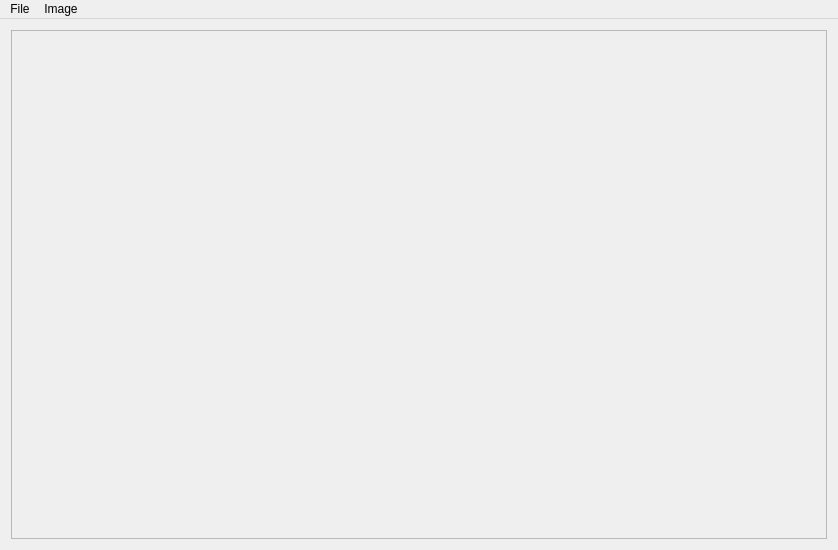
The window that gui/ui/mainwindow.ui (IsmailSamirIbrahim/Immagine) describes before a commit, drawn with Qt 5.
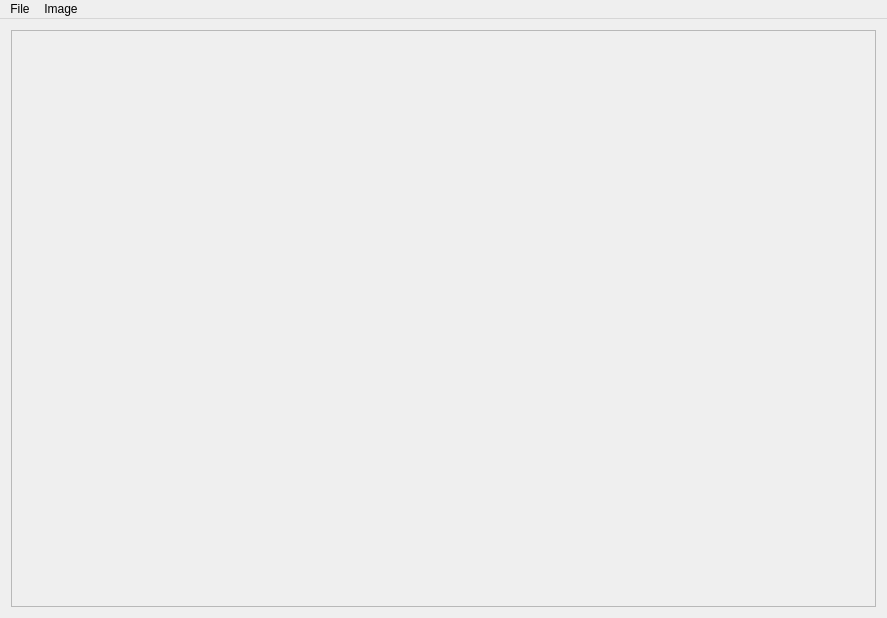
The same window after the commit. Icons and pictures are not drawn.

Commit message: develop: ui enhancement

What changed in the file:
```diff
--- a/gui/ui/mainwindow.ui
+++ b/gui/ui/mainwindow.ui
@@ -6,10 +6,16 @@
    <rect>
     <x>0</x>
     <y>0</y>
-    <width>838</width>
-    <height>550</height>
+    <width>887</width>
+    <height>618</height>
    </rect>
   </property>
+  <property name="sizePolicy">
+   <sizepolicy hsizetype="Ignored" vsizetype="Ignored">
+    <horstretch>0</horstretch>
+    <verstretch>0</verstretch>
+   </sizepolicy>
+  </property>
   <property name="windowTitle">
    <string>MainWindow</string>
   </property>
@@ -31,70 +37,33 @@
         <rect>
          <x>0</x>
          <y>0</y>
-         <width>818</width>
-         <height>509</height>
+         <width>867</width>
+         <height>577</height>
         </rect>
        </property>
        <layout class="QGridLayout" name="gridLayout_2">
-        <item row="0" column="1">
-         <spacer name="verticalSpacer">
-          <property name="orientation">
-           <enum>Qt::Vertical</enum>
-          </property>
-          <property name="sizeHint" stdset="0">
-           <size>
-            <width>20</width>
-            <height>225</height>
-           </size>
-          </property>
-         </spacer>
-        </item>
-        <item row="1" column="0">
-         <spacer name="horizontalSpacer">
-          <property name="orientation">
-           <enum>Qt::Horizontal</enum>
-          </property>
-          <property name="sizeHint" stdset="0">
-           <size>
-            <width>380</width>
-            <height>20</height>
-           </size>
-          </property>
-         </spacer>
-        </item>
-        <item row="1" column="1">
+        <item row="0" column="0">
          <widget class="QLabel" name="label">
+          <property name="sizePolicy">
+           <sizepolicy hsizetype="Ignored" vsizetype="Ignored">
+            <horstretch>0</horstretch>
+            <verstretch>0</verstretch>
+           </sizepolicy>
+          </property>
           <property name="text">
            <string/>
           </property>
+          <property name="scaledContents">
+           <bool>false</bool>
+          </property>
+          <property name="alignment">
+           <set>Qt::AlignCenter</set>
+          </property>
+          <property name="textInteractionFlags">
+           <set>Qt::NoTextInteraction</set>
+          </property>
          </widget>
         </item>
-        <item row="1" column="2">
-         <spacer name="horizontalSpacer_2">
-          <property name="orientation">
-           <enum>Qt::Horizontal</enum>
-          </property>
-          <property name="sizeHint" stdset="0">
-           <size>
-            <width>379</width>
-            <height>20</height>
-           </size>
-          </property>
-         </spacer>
-        </item>
-        <item row="2" column="1">
-         <spacer name="verticalSpacer_2">
-          <property name="orientation">
-           <enum>Qt::Vertical</enum>
-          </property>
-          <property name="sizeHint" stdset="0">
-           <size>
-            <width>20</width>
-            <height>225</height>
-           </size>
-          </property>
-         </spacer>
-        </item>
        </layout>
       </widget>
      </widget>
@@ -106,7 +75,7 @@
     <rect>
      <x>0</x>
      <y>0</y>
-     <width>838</width>
+     <width>887</width>
      <height>21</height>
     </rect>
    </property>
```
The commit also changes 1 other file.
